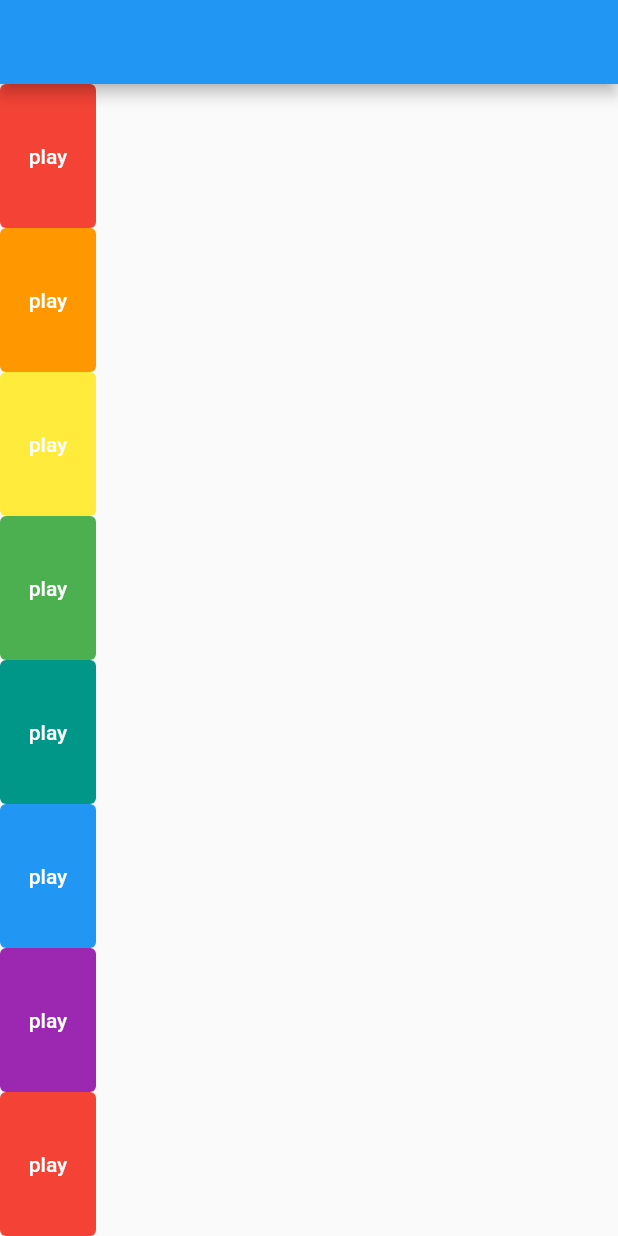
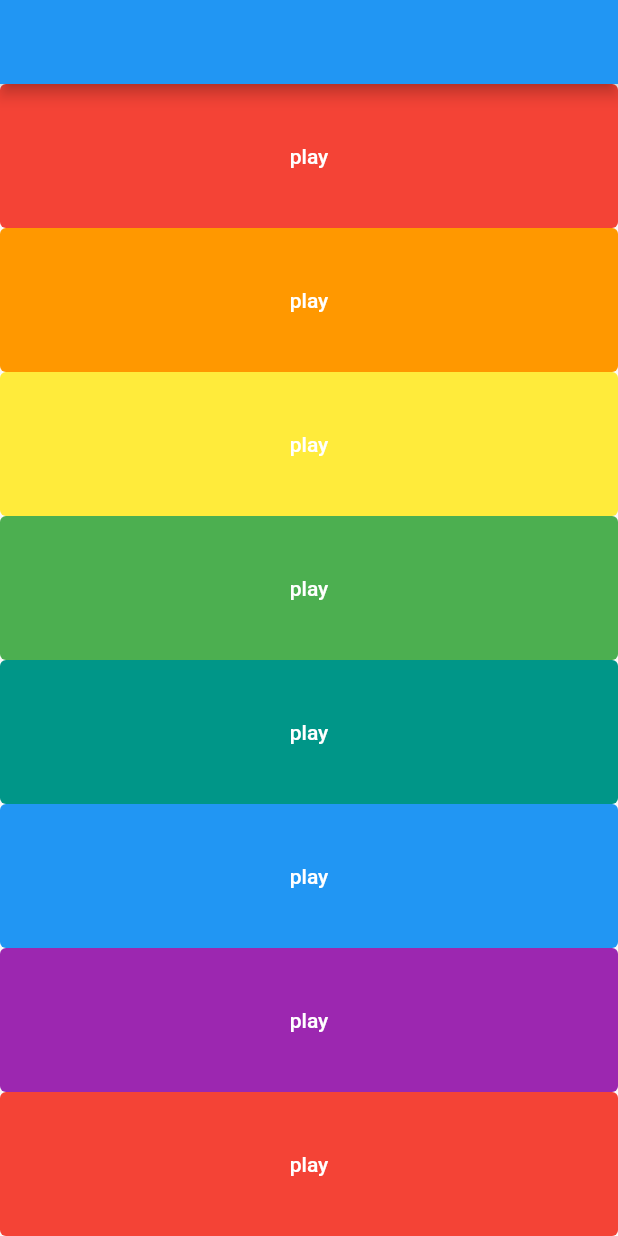
Before and after one commit to ZeggyRaph/Xlophone-, a Flutter app: the screen it shows after launch, on a phone screen of 412 x 824 dp. Run offline on Flutter 3.47's test engine with Material 2 defaults, Android fonts, the phone set to English and light mode, and no system bars; our stand-ins replace audioplayers.

Commit message:
added the crossalignment to fill up horintal width of the seven meters

```diff
--- a/lib/main.dart
+++ b/lib/main.dart
@@ -19,6 +19,9 @@ class XylophoneApp extends StatelessWidget {
         appBar: AppBar(),
         body: SafeArea(
           child: Column(
+            //making the textbuttons to fill the horizontal space evenly
+            crossAxisAlignment: CrossAxisAlignment.stretch,
+
             children: [
               //Adding expanded widget to all textbuttons to make them fill up the vertical spaces evenly
               Expanded(
```
